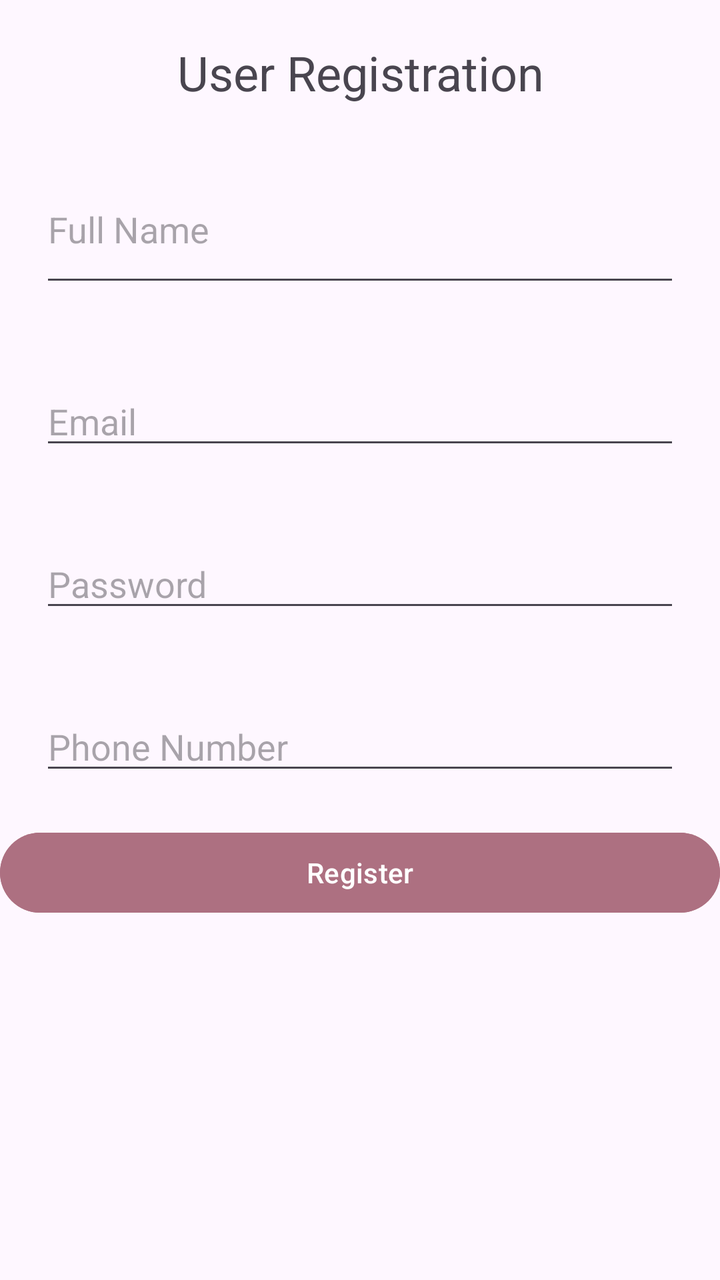
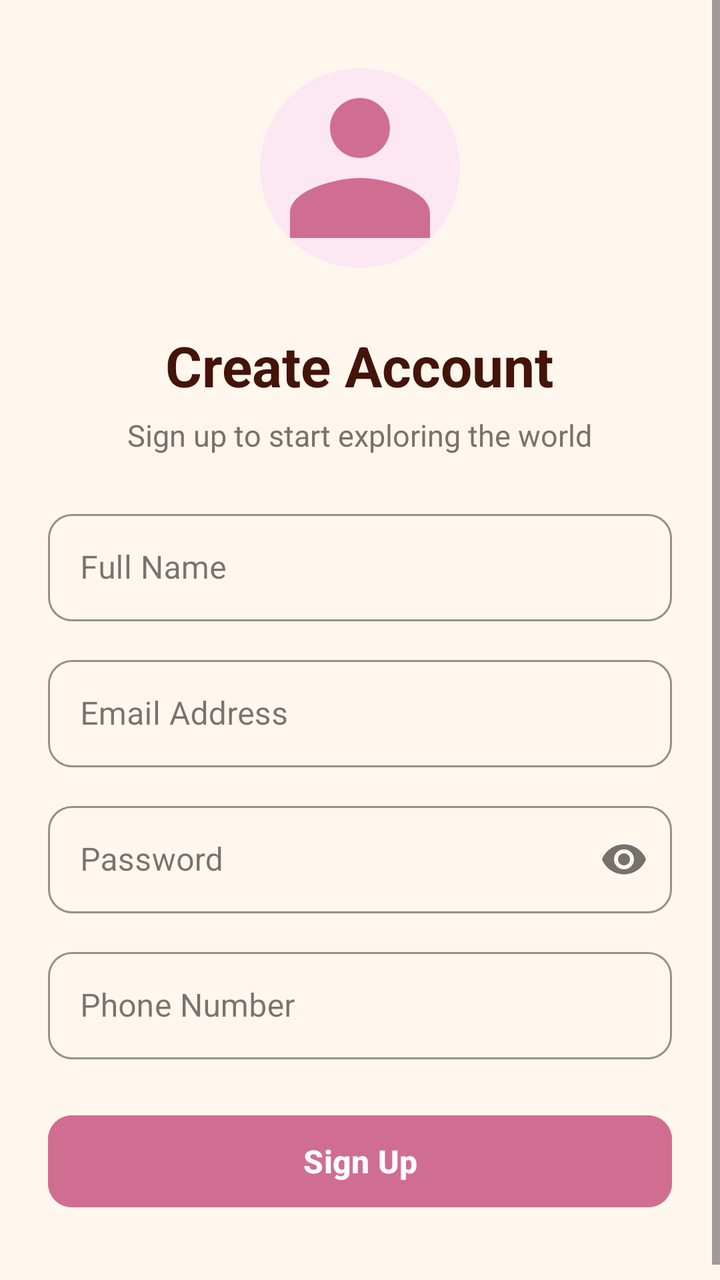

Before-and-after screenshots of an Android layout around one commit, followed by the original layout XML and the change that was made.
<!-- AndroidManifest.xml: application theme Theme.Applicationyareen -->
<!-- res/layout/activity_register.xml -->
<?xml version="1.0" encoding="utf-8"?>
<LinearLayout xmlns:android="http://schemas.android.com/apk/res/android"
    xmlns:app="http://schemas.android.com/apk/res-auto"
    xmlns:tools="http://schemas.android.com/tools"
    android:id="@+id/main"
    android:layout_width="match_parent"
    android:layout_height="wrap_content"
    android:orientation="vertical"
    tools:context=".ViewPkg.AddTaskActivity">

    <TextView
        android:id="@+id/UserRegister"
        android:layout_width="match_parent"
        android:layout_height="wrap_content"

        android:layout_margin="20dp"
        android:gravity="center"
        android:text="User Registration"
        android:textSize="24sp" />

    <EditText
        android:id="@+id/FullName"
        style="@style/Widget.AppCompat.Light.AutoCompleteTextView"
        android:layout_width="match_parent"
        android:layout_height="56dp"
        android:layout_gravity="clip_vertical"
        android:layout_margin="20dp"
        android:gravity="left|end"
        android:hint="Full Name"
        android:inputType="textPostalAddress"
        tools:visibility="visible" />

    <EditText
        android:id="@+id/Email"
        style="@style/Widget.AppCompat.Light.AutoCompleteTextView"
        android:layout_width="match_parent"
        android:layout_height="wrap_content"
        android:layout_margin="20dp"
        android:ems="10"
        android:hint="Email"
        android:inputType="textPostalAddress" />

    <EditText
        android:id="@+id/Password"
        android:layout_width="match_parent"
        android:layout_height="wrap_content"
        android:layout_margin="20dp"
        android:ems="10"
        android:hint="Password"
        android:inputType="textPostalAddress" />

    <EditText
        android:id="@+id/PhoneNumber"
        android:layout_width="match_parent"
        android:layout_height="wrap_content"
        android:layout_margin="20dp"
        android:ems="10"
        android:hint="Phone Number"
        android:inputType="textPostalAddress" />

    <Button
        android:id="@+id/Register"
        android:layout_width="match_parent"
        android:layout_height="wrap_content"
        android:backgroundTint="#AD7081"
        android:text="Register" />

    <Button />

</LinearLayout>
<!-- resources referenced by this layout -->
<resources>
  <style name="Theme.Applicationyareen" parent="Base.Theme.Applicationyareen" />
  <style name="Base.Theme.Applicationyareen" parent="Theme.Material3.DayNight.NoActionBar">
          
          
      </style>
</resources>

<!-- the commit's change to res/layout/activity_register.xml (unified diff, before → after) -->
@@ -1,70 +1,150 @@
 <?xml version="1.0" encoding="utf-8"?>
-<LinearLayout xmlns:android="http://schemas.android.com/apk/res/android"
+<ScrollView xmlns:android="http://schemas.android.com/apk/res/android"
     xmlns:app="http://schemas.android.com/apk/res-auto"
     xmlns:tools="http://schemas.android.com/tools"
     android:id="@+id/main"
     android:layout_width="match_parent"
-    android:layout_height="wrap_content"
-    android:orientation="vertical"
-    tools:context=".ViewPkg.AddTaskActivity">
+    android:layout_height="match_parent"
+    android:fillViewport="true"
+    android:background="#FFF7ED"
+    tools:context=".ViewPkg.RegisterActivity">
 
-    <TextView
-        android:id="@+id/UserRegister"
+    <LinearLayout
         android:layout_width="match_parent"
         android:layout_height="wrap_content"
+        android:gravity="center"
+        android:orientation="vertical"
+        android:padding="24dp">
 
-        android:layout_margin="20dp"
-        android:gravity="center"
-        android:text="User Registration"
-        android:textSize="24sp" />
+        <ImageView
+            android:id="@+id/imgLogo"
+            android:layout_width="120dp"
+            android:layout_height="120dp"
+            android:layout_marginBottom="20dp"
+            android:contentDescription="Profile Photo Illustration"
+            android:src="@drawable/ic_profile_photo"
+            android:scaleType="centerInside" />
+        
+        <TextView
+            android:id="@+id/UserRegister"
+            android:layout_width="wrap_content"
+            android:layout_height="wrap_content"
+            android:text="Create Account"
+            android:textColor="#431407"
+            android:textSize="28sp"
+            android:textStyle="bold" />
 
-    <EditText
-        android:id="@+id/FullName"
-        style="@style/Widget.AppCompat.Light.AutoCompleteTextView"
-        android:layout_width="match_parent"
-        android:layout_height="56dp"
-        android:layout_gravity="clip_vertical"
-        android:layout_margin="20dp"
-        android:gravity="left|end"
-        android:hint="Full Name"
-        android:inputType="textPostalAddress"
-        tools:visibility="visible" />
+        
+        <TextView
+            android:layout_width="wrap_content"
+            android:layout_height="wrap_content"
+            android:layout_marginTop="6dp"
+            android:layout_marginBottom="24dp"
+            android:text="Sign up to start exploring the world"
+            android:textColor="#78716C"
+            android:textSize="15sp" />
 
-    <EditText
-        android:id="@+id/Email"
-        style="@style/Widget.AppCompat.Light.AutoCompleteTextView"
-        android:layout_width="match_parent"
-        android:layout_height="wrap_content"
-        android:layout_margin="20dp"
-        android:ems="10"
-        android:hint="Email"
-        android:inputType="textPostalAddress" />
+        
+        <com.google.android.material.textfield.TextInputLayout
+            style="@style/Widget.MaterialComponents.TextInputLayout.OutlinedBox"
+            android:layout_width="match_parent"
+            android:layout_height="wrap_content"
+            android:layout_marginBottom="14dp"
+            android:hint="Full Name"
+            app:boxCornerRadiusBottomEnd="12dp"
+            app:boxCornerRadiusBottomStart="12dp"
+            app:boxCornerRadiusTopEnd="12dp"
+            app:boxCornerRadiusTopStart="12dp"
+            app:boxStrokeColor="#EA580C"
+            app:hintTextColor="#EA580C">
 
-    <EditText
-        android:id="@+id/Password"
-        android:layout_width="match_parent"
-        android:layout_height="wrap_content"
-        android:layout_margin="20dp"
-        android:ems="10"
-        android:hint="Password"
-        android:inputType="textPostalAddress" />
+            <com.google.android.material.textfield.TextInputEditText
+                android:id="@+id/FullName"
+                android:layout_width="match_parent"
+                android:layout_height="wrap_content"
+                android:inputType="textPersonName"
+                android:padding="16dp" />
+        </com.google.android.material.textfield.TextInputLayout>
 
-    <EditText
-        android:id="@+id/PhoneNumber"
-        android:layout_width="match_parent"
-        android:layout_height="wrap_content"
-        android:layout_margin="20dp"
-        android:ems="10"
-        android:hint="Phone Number"
-        android:inputType="textPostalAddress" />
+        
+        <com.google.android.material.textfield.TextInputLayout
+            style="@style/Widget.MaterialComponents.TextInputLayout.OutlinedBox"
+            android:layout_width="match_parent"
+            android:layout_height="wrap_content"
+            android:layout_marginBottom="14dp"
+            android:hint="Email Address"
+            app:boxCornerRadiusBottomEnd="12dp"
+            app:boxCornerRadiusBottomStart="12dp"
+            app:boxCornerRadiusTopEnd="12dp"
+            app:boxCornerRadiusTopStart="12dp"
+            app:boxStrokeColor="#EA580C"
+            app:hintTextColor="#EA580C">
 
-    <Button
-        android:id="@+id/Register"
-        android:layout_width="match_parent"
-        android:layout_height="wrap_content"
-        android:backgroundTint="#AD7081"
-        android:text="Register" />
+            <com.google.android.material.textfield.TextInputEditText
+                android:id="@+id/Email"
+                android:layout_width="match_parent"
+                android:layout_height="wrap_content"
+                android:inputType="textEmailAddress"
+                android:padding="16dp" />
+        </com.google.android.material.textfield.TextInputLayout>
 
-    <Button />
+        
+        <com.google.android.material.textfield.TextInputLayout
+            style="@style/Widget.MaterialComponents.TextInputLayout.OutlinedBox"
+            android:layout_width="match_parent"
+            android:layout_height="wrap_content"
+            android:layout_marginBottom="14dp"
+            android:hint="Password"
+            app:boxCornerRadiusBottomEnd="12dp"
+            app:boxCornerRadiusBottomStart="12dp"
+            app:boxCornerRadiusTopEnd="12dp"
+            app:boxCornerRadiusTopStart="12dp"
+            app:boxStrokeColor="#EA580C"
+            app:hintTextColor="#EA580C"
+            app:passwordToggleEnabled="true">
 
-</LinearLayout>
+            <com.google.android.material.textfield.TextInputEditText
+                android:id="@+id/Password"
+                android:layout_width="match_parent"
+                android:layout_height="wrap_content"
+                android:inputType="textPassword"
+                android:padding="16dp" />
+        </com.google.android.material.textfield.TextInputLayout>
+
+        
+        <com.google.android.material.textfield.TextInputLayout
+            style="@style/Widget.MaterialComponents.TextInputLayout.OutlinedBox"
+            android:layout_width="match_parent"
+            android:layout_height="wrap_content"
+            android:layout_marginBottom="24dp"
+            android:hint="Phone Number"
+            app:boxCornerRadiusBottomEnd="12dp"
+            app:boxCornerRadiusBottomStart="12dp"
+            app:boxCornerRadiusTopEnd="12dp"
+            app:boxCornerRadiusTopStart="12dp"
+            app:boxStrokeColor="#EA580C"
+            app:hintTextColor="#EA580C">
+
+            <com.google.android.material.textfield.TextInputEditText
+                android:id="@+id/PhoneNumber"
+                android:layout_width="match_parent"
+                android:layout_height="wrap_content"
+                android:inputType="phone"
+                android:padding="16dp" />
+        </com.google.android.material.textfield.TextInputLayout>
+
+        
+        <com.google.android.material.button.MaterialButton
+            android:id="@+id/Register"
+            android:layout_width="match_parent"
+            android:layout_height="54dp"
+            android:layout_marginBottom="16dp"
+            android:backgroundTint="#D06E91"
+            android:text="Sign Up"
+            android:textColor="@android:color/white"
+            android:textSize="16sp"
+            android:textStyle="bold"
+            app:cornerRadius="12dp" />
+
+    </LinearLayout>
+</ScrollView>
<!-- resource entries referenced after the edit -->
@@ -1,5 +1,22 @@
 <!-- resources referenced by this layout -->
 <resources>
+  <!-- drawable ic_profile_photo (drawable) -->
+  <vector xmlns:android="http://schemas.android.com/apk/res/android"
+      android:width="120dp"
+      android:height="120dp"
+      android:viewportWidth="24"
+      android:viewportHeight="24">
+  
+      
+      <path
+          android:fillColor="#FCE7F3"
+          android:pathData="M12,12m-10,0a10,10 0 1,0 20,0a10,10 0 1,0 -20,0" />
+  
+      
+      <path
+          android:fillColor="#D06E91"
+          android:pathData="M12,11c1.66,0 3,-1.34 3,-3s-1.34,-3 -3,-3 -3,1.34 -3,3 1.34,3 3,3zM12,13c-2.33,0 -7,1.17 -7,3.5V19h14v-2.5c0,-2.33 -4.67,-3.5 -7,-3.5z" />
+  </vector>
   <style name="Theme.Applicationyareen" parent="Base.Theme.Applicationyareen" />
   <style name="Base.Theme.Applicationyareen" parent="Theme.Material3.DayNight.NoActionBar">
           
